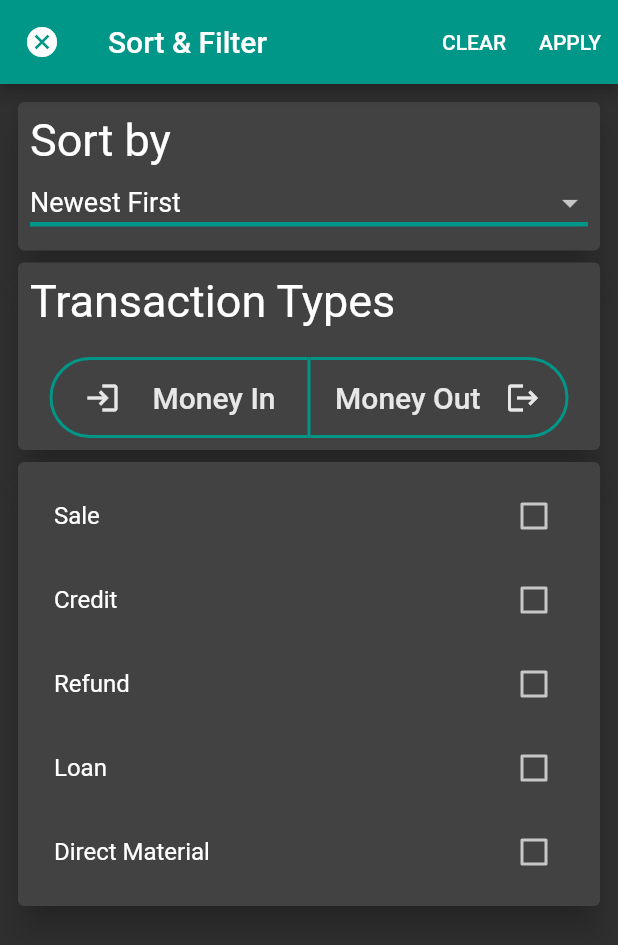
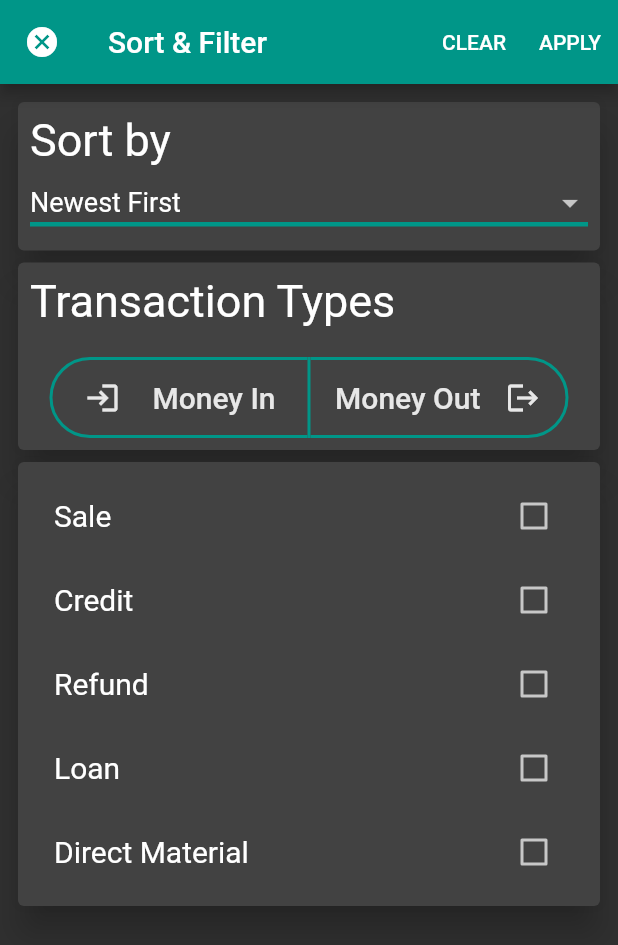
Before and after one commit to justEhmadSaeed/Dropdown-Toggle-Checkbox-Widgets, a Flutter app: the screen it shows after launch, on a phone screen of 412 x 824 dp. Shown: the top 945 px of the screen. Run offline on Flutter 3.47's test engine with Material 2 defaults, Android fonts, the phone set to English and light mode, and no system bars.

Commit message:
👌 IMPROVE: CheckBoxList functionality

```diff
--- a/lib/CheckBoxList.dart
+++ b/lib/CheckBoxList.dart
@@ -1,8 +1,12 @@
 import 'package:flutter/material.dart';
 
 class CheckBoxList extends StatefulWidget {
-  CheckBoxList({required this.children});
+  CheckBoxList({required this.children}) {
+    this.values = List.generate(children.length, (index) => false);
+  }
   final List<String> children;
+  // final int count;
+  late final List<bool> values;
   @override
   _CheckBoxListState createState() => _CheckBoxListState();
 }
@@ -10,21 +14,24 @@ class CheckBoxList extends StatefulWidget {
 class _CheckBoxListState extends State<CheckBoxList> {
   @override
   Widget build(BuildContext context) {
-    List<bool> values =
-        List.generate(this.widget.children.length, (index) => false);
+    var children = widget.children;
+    var values = widget.values;
     return Column(
-        children: widget.children
-            .map(
-              (element) => CheckboxListTile(
-                title: Text(element),
-                value: false,
-                onChanged: (bool? value) {
-                  setState(() {
-                    values[0] = value!;
-                  });
-                },
-              ),
-            )
-            .toList());
+        children: children.map((element) {
+      int index = children.indexOf(element);
+      return CheckboxListTile(
+        activeColor: Colors.teal,
+        title: Text(
+          element,
+          style: TextStyle(fontSize: 20),
+        ),
+        value: values[index],
+        onChanged: (bool? value) {
+          setState(() {
+            values[index] = value!;
+          });
+        },
+      );
+    }).toList());
   }
 }
```
Also changed, not shown: 1 other file.
